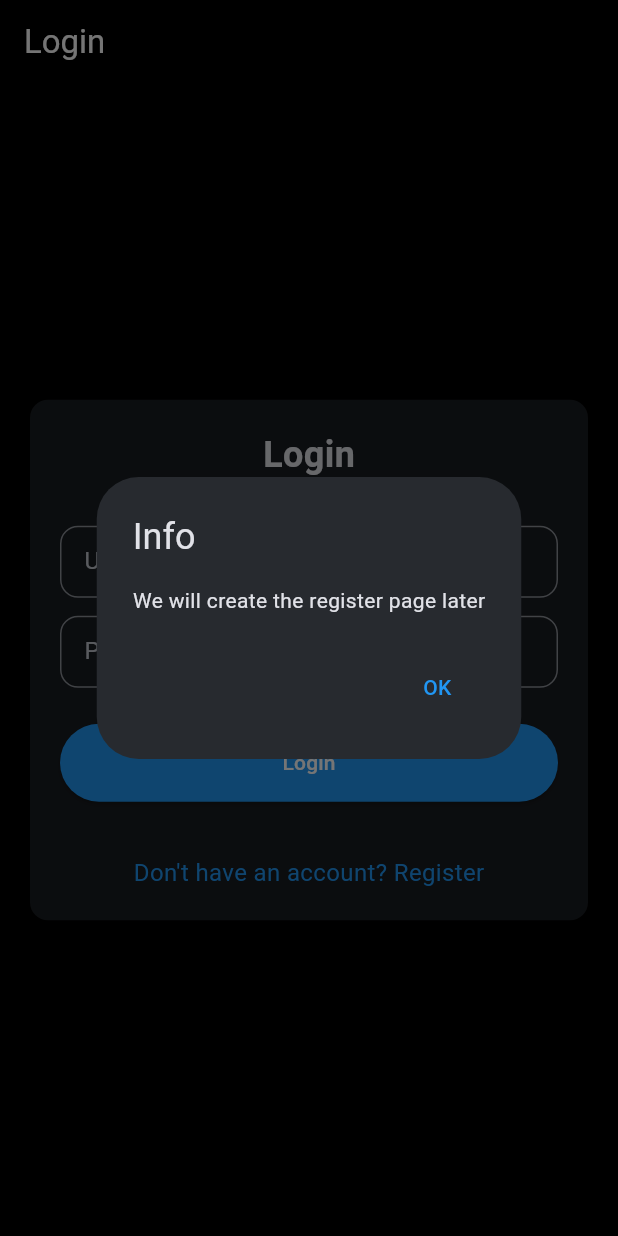
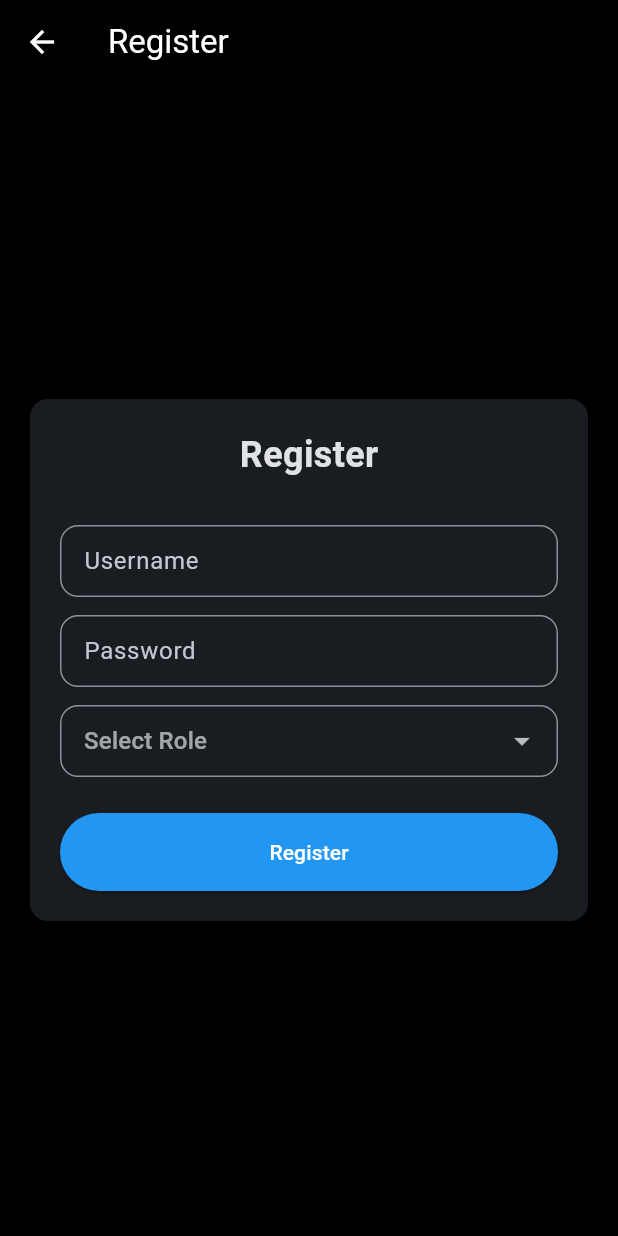
Before and after one commit to D05-2025/dribbl-id-mobile, a Flutter app: the screen it shows after launch, after a tap on an icon or button, on a phone screen of 412 x 824 dp. Run offline on Flutter 3.47's test engine with Material 3 defaults, Android fonts, the phone set to English and light mode, and no system bars; missing offline and left inert: pbp_django_auth.

Commit message:
feat: register

```diff
--- a/lib/main/screens/login.dart
+++ b/lib/main/screens/login.dart
@@ -1,4 +1,5 @@
 import 'package:dribbl_id/main/screens/menu.dart';
+import 'package:dribbl_id/main/screens/register.dart';
 import 'package:flutter/material.dart';
 import 'package:pbp_django_auth/pbp_django_auth.dart';
 import 'package:provider/provider.dart';
@@ -155,21 +156,10 @@ class _LoginPageState extends State<LoginPage> {
                   const SizedBox(height: 36.0),
                   GestureDetector(
                     onTap: () {
-                      showDialog(
-                        context: context,
-                        builder: (context) => AlertDialog(
-                          title: const Text('Info'),
-                          content: const Text(
-                            'We will create the register page later',
-                          ),
-                          actions: [
-                            TextButton(
-                              child: const Text('OK'),
-                              onPressed: () {
-                                Navigator.pop(context);
-                              },
-                            ),
-                          ],
+                      Navigator.push(
+                        context,
+                        MaterialPageRoute(
+                          builder: (context) => const RegisterPage(),
                         ),
                       );
                     },
--- a/lib/main/screens/register.dart
+++ b/lib/main/screens/register.dart
@@ -0,0 +1,187 @@
+import 'dart:convert';
+import 'package:flutter/material.dart';
+import 'package:dribbl_id/main/screens/login.dart';
+import 'package:pbp_django_auth/pbp_django_auth.dart';
+import 'package:provider/provider.dart';
+
+class RegisterPage extends StatefulWidget {
+  const RegisterPage({super.key});
+
+  @override
+  State<RegisterPage> createState() => _RegisterPageState();
+}
+
+class _RegisterPageState extends State<RegisterPage> {
+  final _usernameController = TextEditingController();
+  final _passwordController = TextEditingController();
+  String? _selectedRole;
+
+  @override
+  Widget build(BuildContext context) {
+    final request = context.watch<CookieRequest>();
+    return Scaffold(
+      appBar: AppBar(
+        title: const Text('Register'),
+        leading: IconButton(
+          icon: const Icon(Icons.arrow_back),
+          onPressed: () {
+            Navigator.pop(context);
+          },
+        ),
+      ),
+      body: Center(
+        child: SingleChildScrollView(
+          padding: const EdgeInsets.all(16.0),
+          child: Card(
+            elevation: 8,
+            shape: RoundedRectangleBorder(
+              borderRadius: BorderRadius.circular(12.0),
+            ),
+            child: Padding(
+              padding: const EdgeInsets.all(20.0),
+              child: Column(
+                mainAxisSize: MainAxisSize.min,
+                children: <Widget>[
+                  const Text(
+                    'Register',
+                    style: TextStyle(
+                      fontSize: 24.0,
+                      fontWeight: FontWeight.bold,
+                    ),
+                  ),
+                  const SizedBox(height: 30.0),
+                  TextFormField(
+                    controller: _usernameController,
+                    decoration: const InputDecoration(
+                      labelText: 'Username',
+                      hintText: 'Enter your username',
+                      border: OutlineInputBorder(
+                        borderRadius: BorderRadius.all(Radius.circular(12.0)),
+                      ),
+                      contentPadding: EdgeInsets.symmetric(
+                        horizontal: 12.0,
+                        vertical: 8.0,
+                      ),
+                    ),
+                    validator: (value) {
+                      if (value == null || value.isEmpty) {
+                        return 'Please enter your username';
+                      }
+                      return null;
+                    },
+                  ),
+                  const SizedBox(height: 12.0),
+                  TextFormField(
+                    controller: _passwordController,
+                    decoration: const InputDecoration(
+                      labelText: 'Password',
+                      hintText: 'Enter your password',
+                      border: OutlineInputBorder(
+                        borderRadius: BorderRadius.all(Radius.circular(12.0)),
+                      ),
+                      contentPadding: EdgeInsets.symmetric(
+                        horizontal: 12.0,
+                        vertical: 8.0,
+                      ),
+                    ),
+                    obscureText: true,
+                    validator: (value) {
+                      if (value == null || value.isEmpty) {
+                        return 'Please enter your password';
+                      }
+                      return null;
+                    },
+                  ),
+                  const SizedBox(height: 12.0),
+                  DropdownButtonFormField<String>(
+                    decoration: const InputDecoration(
+                      border: OutlineInputBorder(
+                        borderRadius: BorderRadius.all(Radius.circular(12.0)),
+                      ),
+                      contentPadding: EdgeInsets.symmetric(
+                        horizontal: 12.0,
+                        vertical: 8.0,
+                      ),
+                    ),
+                    value: _selectedRole,
+                    hint: const Text('Select Role'),
+                    onChanged: (String? newValue) {
+                      setState(() {
+                        _selectedRole = newValue!;
+                      });
+                    },
+                    validator: (value) {
+                      if (value == null || value.isEmpty) {
+                        return 'Please select a role';
+                      }
+                      return null;
+                    },
+                    items: <String>['Regular User', 'Admin']
+                        .map<DropdownMenuItem<String>>((String value) {
+                          return DropdownMenuItem<String>(
+                            value: value,
+                            child: Text(value),
+                          );
+                        })
+                        .toList(),
+                  ),
+                  const SizedBox(height: 24.0),
+                  ElevatedButton(
+                    onPressed: () async {
+                      String username = _usernameController.text;
+                      String password = _passwordController.text;
+                      String role = (_selectedRole == 'Admin')
+                          ? 'admin'
+                          : 'user';
+
+                      // Check credentials
+                      // TODO: Change the URL and don't forget to add trailing slash (/) at the end of URL!
+                      // To connect Android emulator with Django on localhost, use URL http://10.0.2.2/
+                      // If you using chrome,  use URL http://localhost:8000
+                      final response = await request.postJson(
+                        "http://localhost:8000/auth/register/",
+                        jsonEncode({
+                          "username": username,
+                          "password": password,
+                          "role": role,
+                        }),
+                      );
+                      if (context.mounted) {
+                        if (response['status'] == 'success') {
+                          ScaffoldMessenger.of(context).showSnackBar(
+                            const SnackBar(
+                              content: Text('Successfully registered!'),
+                            ),
+                          );
+                          Navigator.pushReplacement(
+                            context,
+                            MaterialPageRoute(
+                              builder: (context) => const LoginPage(),
+                            ),
+                          );
+                        } else {
+                          ScaffoldMessenger.of(context).showSnackBar(
+                            const SnackBar(
+                              content: Text('Failed to register!'),
+                            ),
+                          );
+                        }
+                      }
+                    },
+                    style: ElevatedButton.styleFrom(
+                      foregroundColor: Colors.white,
+                      minimumSize: Size(double.infinity, 50),
+                      backgroundColor: Theme.of(context).colorScheme.primary,
+                      padding: const EdgeInsets.symmetric(vertical: 16.0),
+                    ),
+                    child: const Text('Register'),
+                  ),
+                ],
+              ),
+            ),
+          ),
+        ),
+      ),
+    );
+  }
+}
```
